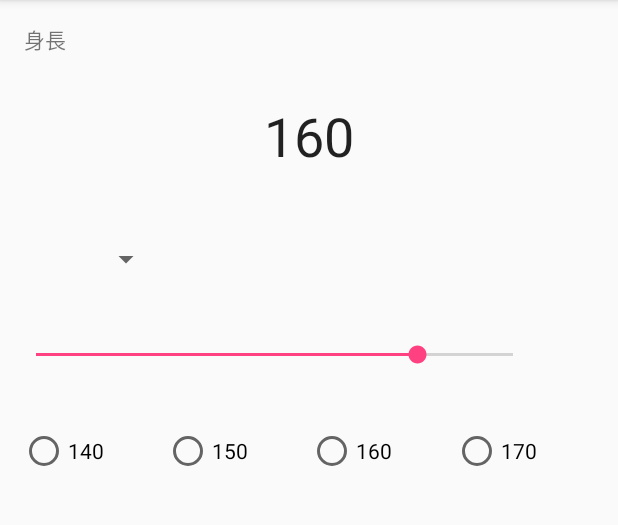
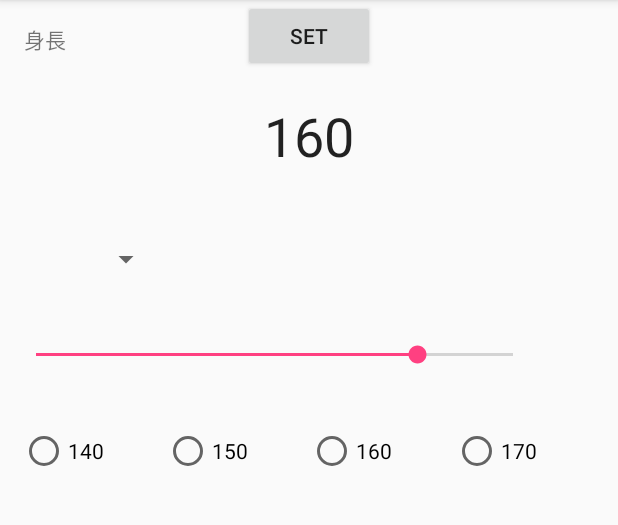
Before and after one commit to yorim/BodySizeChecker, an Android app: the HeightActivity screen opened directly, with no data from a screen before it, on a phone screen of 412 x 824 dp, the part 84-609 px from its top. Run offline under Robolectric (Android 15) with nearby library versions, the phone set to English and light mode, and no system bars; 1 statement that could not run was skipped.

Commit message:
add setButtonTapped

```diff
--- a/app/src/main/res/layout/activity_height.xml
+++ b/app/src/main/res/layout/activity_height.xml
@@ -2,6 +2,7 @@
 <android.support.constraint.ConstraintLayout xmlns:android="http://schemas.android.com/apk/res/android"
     xmlns:app="http://schemas.android.com/apk/res-auto"
     xmlns:tools="http://schemas.android.com/tools"
+    android:id="@+id/setHeightButton"
     android:layout_width="match_parent"
     android:layout_height="match_parent"
     tools:context="io.repro.reprodemo.bodysizechecker.HeightActivity">
@@ -98,4 +99,13 @@
             android:layout_weight="1"
             android:text="170" />
     </RadioGroup>
+
+    <Button
+        android:id="@+id/setHeightButton"
+        android:layout_width="wrap_content"
+        android:layout_height="wrap_content"
+        android:text="Set"
+        app:layout_constraintLeft_toLeftOf="parent"
+        app:layout_constraintRight_toRightOf="parent"
+        tools:layout_editor_absoluteY="378dp" />
 </android.support.constraint.ConstraintLayout>
```
Also changed, not shown: app/src/main/java/io/repro/reprodemo/bodysizechecker/HeightActivity.java (+10 -1 lines), app/src/main/res/layout/activity_main.xml (+14 -0 lines).
